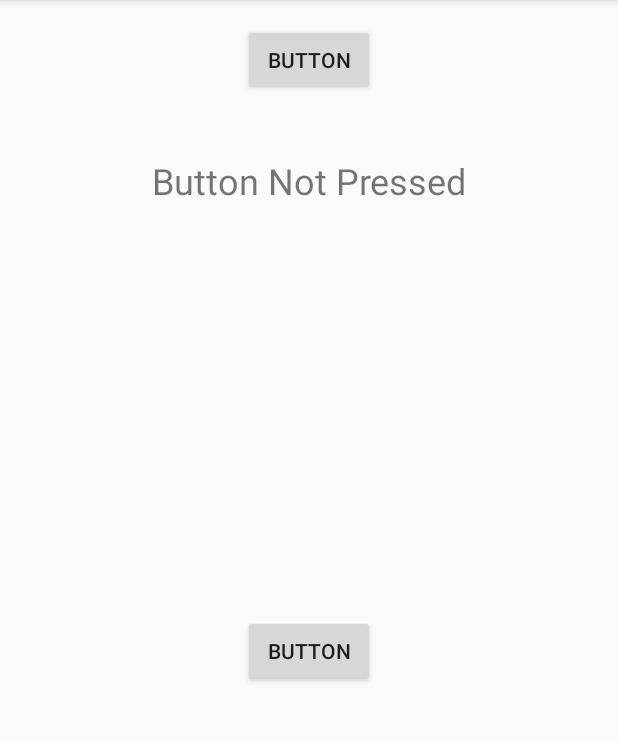
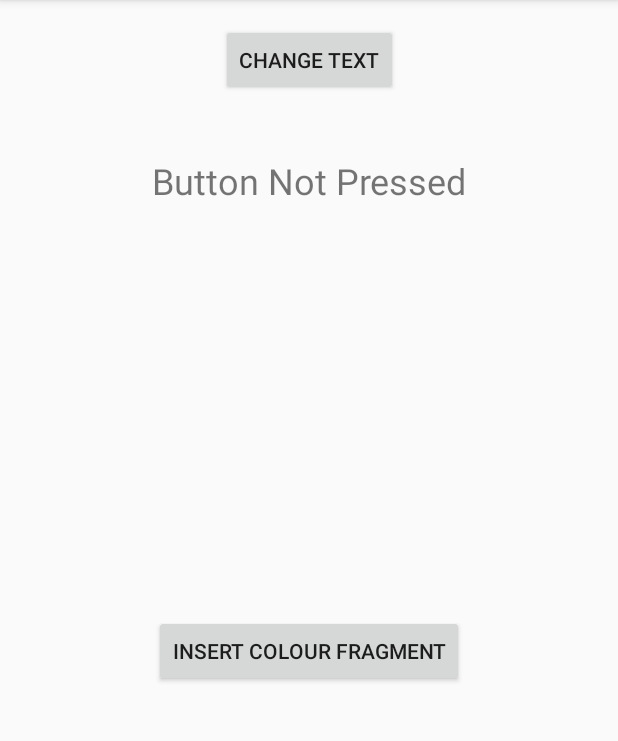
Before and after one commit to IRTSA-SoftwareProject/unit-test-android, an Android app: the screen it shows after launch (MainActivity), on a phone screen of 412 x 824 dp, the part 84-825 px from its top. Run offline under Robolectric (Android 15) with nearby library versions, the phone set to English and light mode, and no system bars.

Commit message:
Buttons now have appropriate names

```diff
--- a/app/src/main/res/layout/activity_main.xml
+++ b/app/src/main/res/layout/activity_main.xml
@@ -13,7 +13,7 @@
         android:layout_marginEnd="148dp"
         android:layout_marginStart="148dp"
         android:layout_marginTop="16dp"
-        android:text="Button"
+        android:text="Change Text"
         app:layout_constraintEnd_toEndOf="parent"
         app:layout_constraintStart_toStartOf="parent"
         app:layout_constraintTop_toTopOf="parent" />
@@ -58,7 +58,7 @@
         android:layout_width="wrap_content"
         android:layout_height="wrap_content"
         android:layout_marginBottom="8dp"
-        android:text="Button"
+        android:text="Insert Colour Fragment"
         app:layout_constraintBottom_toTopOf="@+id/guideline"
         app:layout_constraintEnd_toEndOf="parent"
         app:layout_constraintHorizontal_bias="0.5"
```
